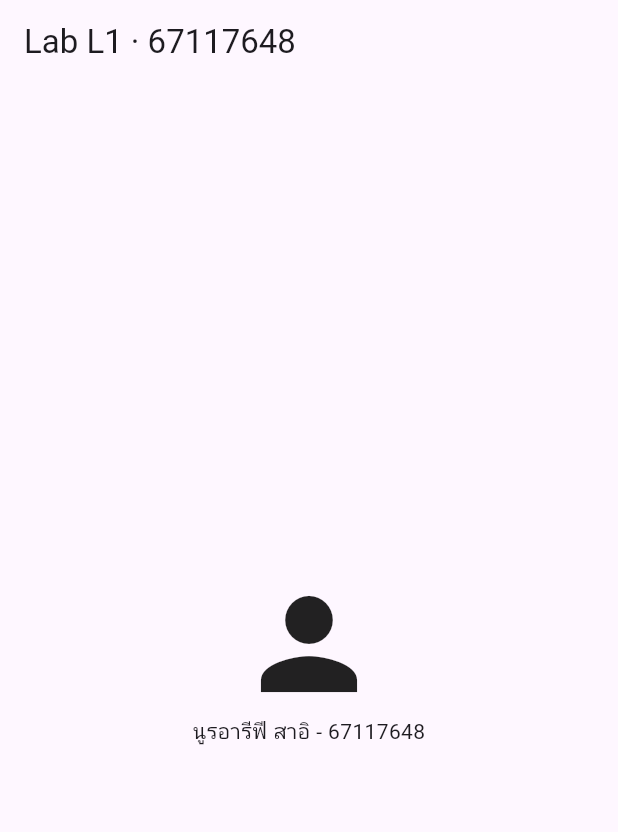
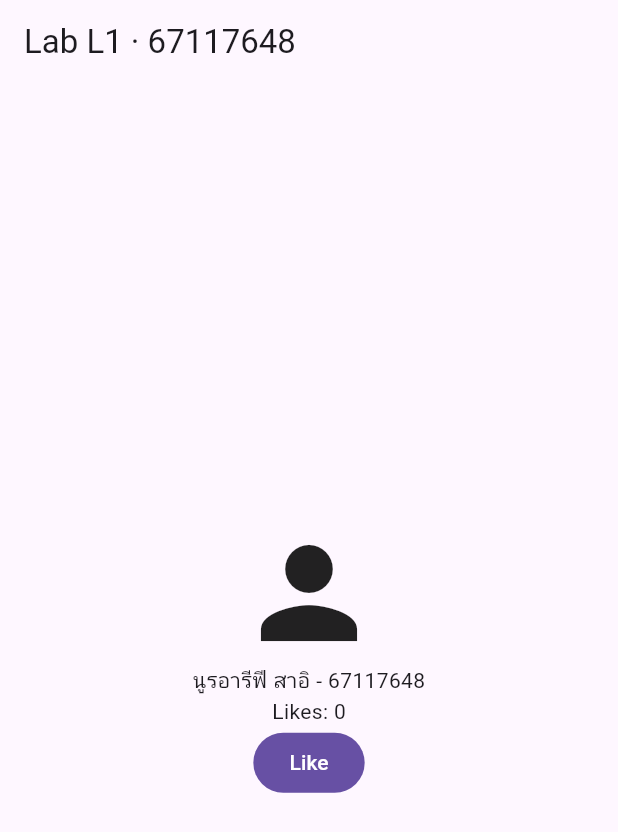
Before and after one commit to nur-arifee01/lab01_profile, a Flutter app: the screen it shows after launch, on a phone screen of 412 x 824 dp. Shown: the top 832 px of the screen. Run offline on Flutter 3.47's test engine with Material 3 defaults, Android fonts, the phone set to English and light mode, and no system bars.

Commit message:
Add like counter with setState

```diff
--- a/lib/main.dart
+++ b/lib/main.dart
@@ -4,19 +4,33 @@ void main() => runApp(
   const MaterialApp(home: HomePage()),
 );
 
-class HomePage extends StatelessWidget {
+class HomePage extends StatefulWidget {
   const HomePage({super.key});
+
+  @override
+  State<HomePage> createState() => _HomePageState();
+}
+
+class _HomePageState extends State<HomePage> {
+  int _likes = 0;
+
+  void _like() => setState(() => _likes++);
 
   @override
   Widget build(BuildContext context) {
     return Scaffold(
       appBar: AppBar(title: const Text('Lab L1 · 67117648')),
-      body: const Center(
+      body: Center(
         child: Column(
           mainAxisSize: MainAxisSize.min,
           children: [
-            Icon(Icons.person, size: 96),
-            Text('นูรอารีฟี สาอิ - 67117648'),
+            const Icon(Icons.person, size: 96),
+            const Text('นูรอารีฟี สาอิ - 67117648'),
+            Text('Likes: $_likes'),
+            FilledButton(
+              onPressed: _like,
+              child: const Text('Like'),
+            ),
           ],
         ),
       ),
```
